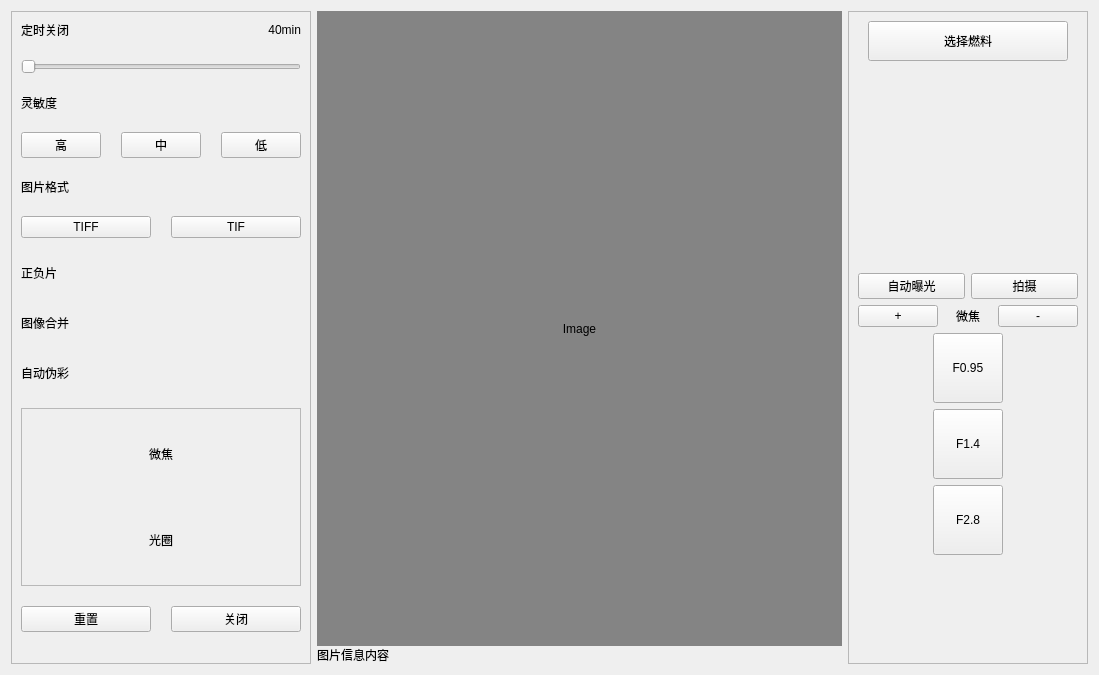
d-moco/GS-Capture, file src/mainwidget.ui: the form before one commit.
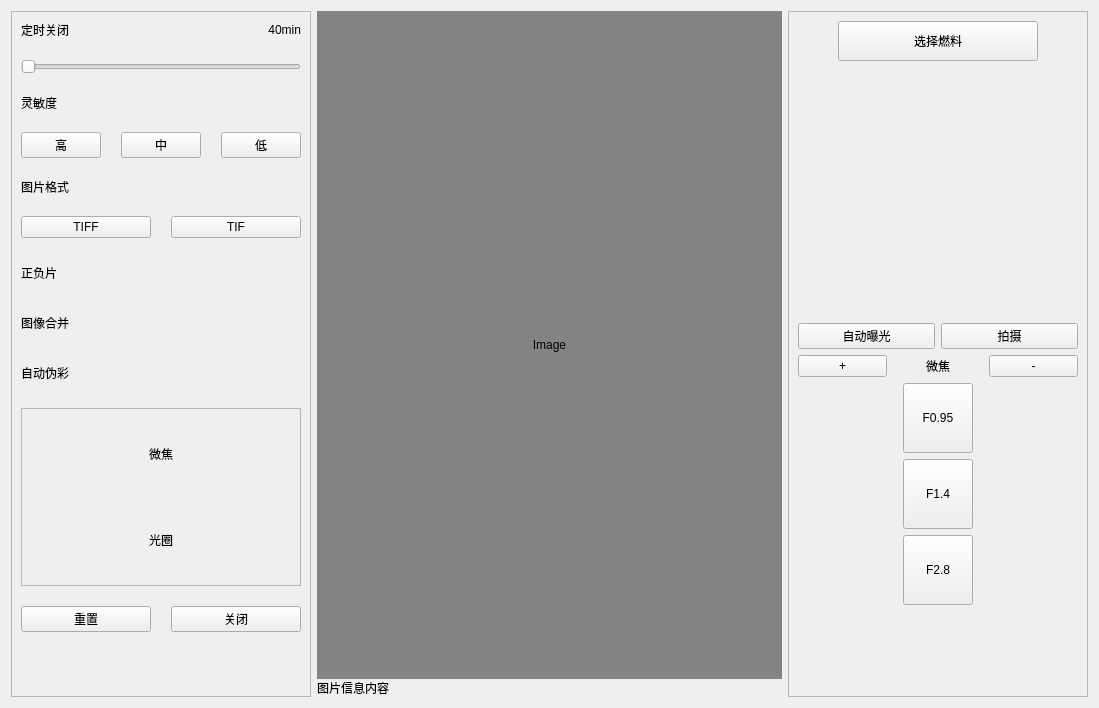
The form after the commit. Icons and pictures are not drawn. Custom widgets are drawn as their Qt base class.

```diff
--- a/src/mainwidget.ui
+++ b/src/mainwidget.ui
@@ -7,13 +7,13 @@
     <x>0</x>
     <y>0</y>
     <width>1099</width>
-    <height>675</height>
+    <height>708</height>
    </rect>
   </property>
   <property name="windowTitle">
    <string>Form</string>
   </property>
-  <layout class="QHBoxLayout" name="horizontalLayout" stretch="0,1,0">
+  <layout class="QHBoxLayout" name="horizontalLayout" stretch="1,3,1">
    <item>
     <widget class="QFrame" name="frame_seting">
      <property name="sizePolicy">
@@ -24,7 +24,7 @@
      </property>
      <property name="minimumSize">
       <size>
-       <width>240</width>
+       <width>300</width>
        <height>0</height>
       </size>
      </property>
@@ -399,9 +399,15 @@
        <verstretch>0</verstretch>
       </sizepolicy>
      </property>
+     <property name="minimumSize">
+      <size>
+       <width>300</width>
+       <height>0</height>
+      </size>
+     </property>
      <property name="maximumSize">
       <size>
-       <width>240</width>
+       <width>16777215</width>
        <height>16777215</height>
       </size>
      </property>
@@ -502,14 +508,14 @@
          <widget class="CountDownWidget" name="widget" native="true">
           <property name="minimumSize">
            <size>
-            <width>200</width>
-            <height>200</height>
+            <width>250</width>
+            <height>250</height>
            </size>
           </property>
           <property name="maximumSize">
            <size>
-            <width>200</width>
-            <height>200</height>
+            <width>250</width>
+            <height>250</height>
            </size>
           </property>
          </widget>
```
